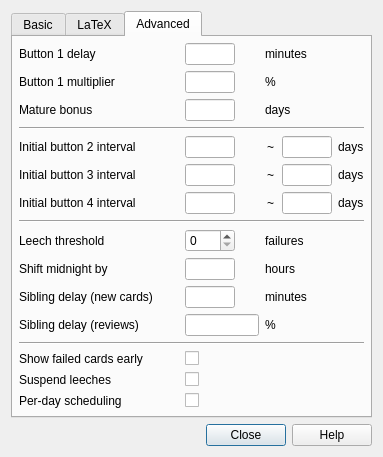
The window that designer/deckproperties.ui (ankitects/anki) describes before a commit, drawn with Qt 5.
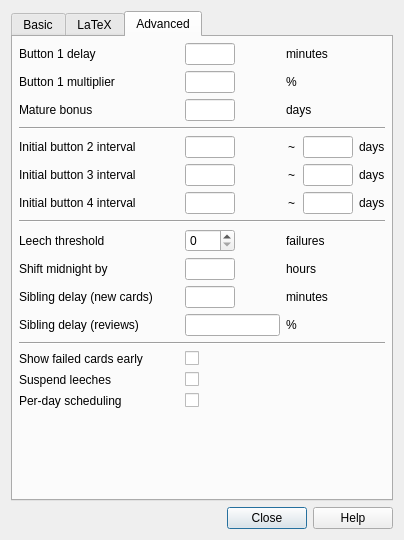
The same window after the commit. The open tabs and pages were chosen to show the change.

What changed in the file:
```diff
--- a/designer/deckproperties.ui
+++ b/designer/deckproperties.ui
@@ -9,8 +9,8 @@
    <rect>
     <x>0</x>
     <y>0</y>
-    <width>383</width>
-    <height>452</height>
+    <width>404</width>
+    <height>540</height>
    </rect>
   </property>
   <property name="windowTitle">
@@ -183,20 +183,11 @@
        <string>Advanced</string>
       </attribute>
       <layout class="QVBoxLayout">
-       <property name="spacing">
-        <number>6</number>
-       </property>
        <property name="margin">
         <number>6</number>
        </property>
        <item>
         <layout class="QGridLayout">
-         <property name="margin">
-          <number>0</number>
-         </property>
-         <property name="spacing">
-          <number>6</number>
-         </property>
          <item row="6" column="2">
           <widget class="QLineEdit" name="easyMin">
            <property name="sizePolicy">
```
Left out of the diff: 3 changed lines with no effect on the pictures.
